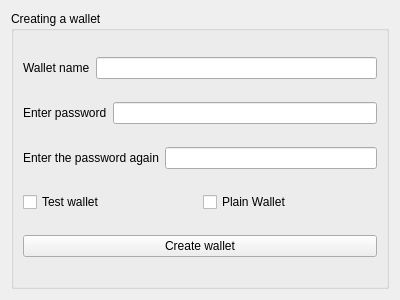
Qt form offline_wallet/passwordforwallet.ui (bmstu-iu8-2018-project/wallet) before a commit.
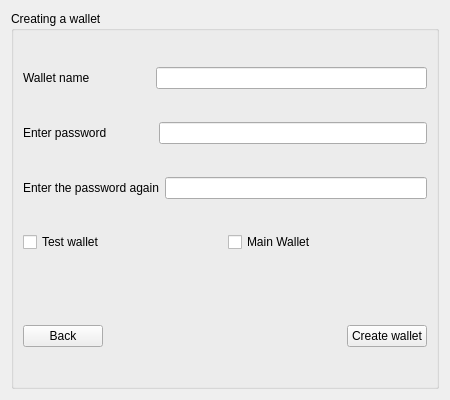
The same form after that commit.

Commit message: add button exit and fix

```diff
--- a/offline_wallet/passwordforwallet.ui
+++ b/offline_wallet/passwordforwallet.ui
@@ -6,8 +6,8 @@
    <rect>
     <x>0</x>
     <y>0</y>
-    <width>400</width>
-    <height>300</height>
+    <width>450</width>
+    <height>400</height>
    </rect>
   </property>
   <property name="windowTitle">
@@ -25,7 +25,7 @@
         <item>
          <widget class="QLabel" name="label_nane">
           <property name="text">
-           <string>Wallet name</string>
+           <string>Wallet name                  </string>
           </property>
          </widget>
         </item>
@@ -39,7 +39,7 @@
         <item>
          <widget class="QLabel" name="label_pass1">
           <property name="text">
-           <string>Enter password</string>
+           <string>Enter password              </string>
           </property>
          </widget>
         </item>
@@ -82,18 +82,55 @@
         <item>
          <widget class="QCheckBox" name="main_network">
           <property name="text">
-           <string>Plain Wallet</string>
+           <string>Main Wallet</string>
           </property>
          </widget>
         </item>
        </layout>
       </item>
       <item>
-       <widget class="QPushButton" name="create_wallet">
-        <property name="text">
-         <string>Сreate wallet</string>
+       <spacer name="horizontalSpacer_2">
+        <property name="orientation">
+         <enum>Qt::Horizontal</enum>
         </property>
-       </widget>
+        <property name="sizeHint" stdset="0">
+         <size>
+          <width>40</width>
+          <height>20</height>
+         </size>
+        </property>
+       </spacer>
+      </item>
+      <item>
+       <spacer name="horizontalSpacer">
+        <property name="orientation">
+         <enum>Qt::Horizontal</enum>
+        </property>
+        <property name="sizeHint" stdset="0">
+         <size>
+          <width>40</width>
+          <height>20</height>
+         </size>
+        </property>
+       </spacer>
+      </item>
+      <item>
+       <layout class="QHBoxLayout" name="horizontalLayout_5">
+        <item alignment="Qt::AlignLeft">
+         <widget class="QPushButton" name="back">
+          <property name="text">
+           <string>Back</string>
+          </property>
+         </widget>
+        </item>
+        <item alignment="Qt::AlignRight">
+         <widget class="QPushButton" name="create_wallet">
+          <property name="text">
+           <string>Сreate wallet</string>
+          </property>
+         </widget>
+        </item>
+       </layout>
       </item>
      </layout>
     </widget>
```
The commit also changes 10 other files.
